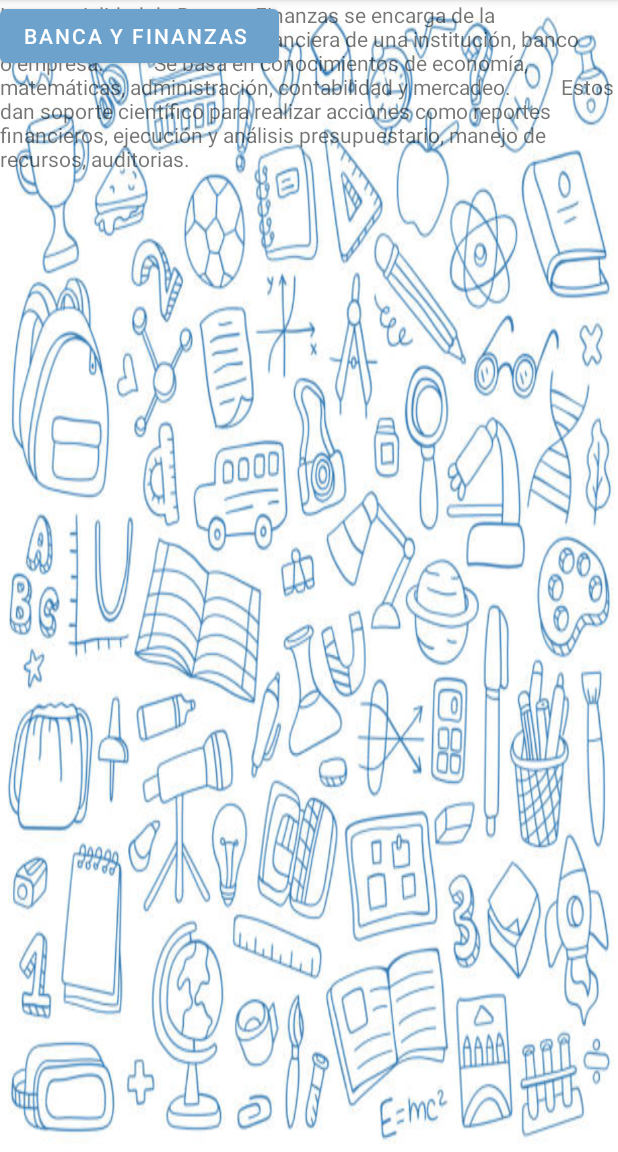
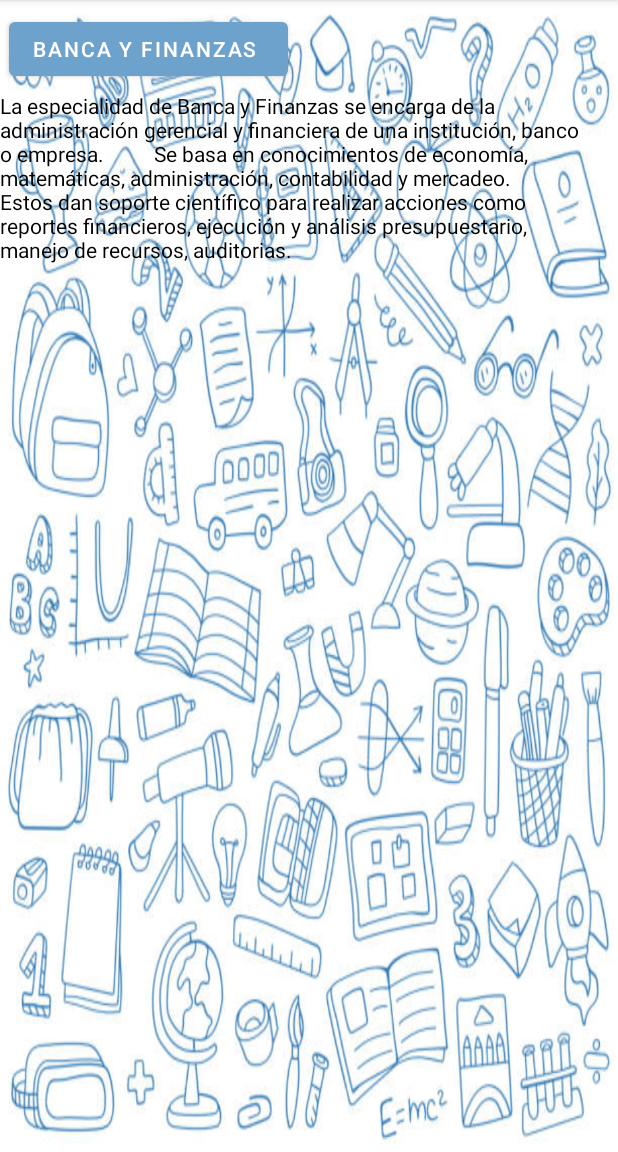
Before and after one commit to NatillaCasera/CTPVazquezDeCoronado, an Android app: the fragment DashboardFragment shown on its own in the app's theme, on a phone screen of 412 x 824 dp, the part 84-1236 px from its top. Run offline under Robolectric (Android 15) with nearby library versions, the phone set to English and light mode, and no system bars.

Commit message:
Boton "Banca y finanzas "actualizado

```diff
--- a/app/src/main/java/com/example/myapplication/ui/dashboard/DashboardFragment.java
+++ b/app/src/main/java/com/example/myapplication/ui/dashboard/DashboardFragment.java
@@ -4,6 +4,7 @@ import android.os.Bundle;
 import android.view.LayoutInflater;
 import android.view.View;
 import android.view.ViewGroup;
+import android.widget.Button;
 import android.widget.TextView;
 
 import androidx.annotation.NonNull;
@@ -24,9 +25,21 @@ public class DashboardFragment extends Fragment {
         binding = FragmentDashboardBinding.inflate(inflater, container, false);
         View root = binding.getRoot();
 
-        final TextView textView = binding.textDashboard;
-        dashboardViewModel.getText().observe(getViewLifecycleOwner(), textView::setText);
+        final Button button = binding.button2;
+        final TextView textView = binding.textView5;
+
+        button.setOnClickListener(new View.OnClickListener() {
+            @Override
+            public void onClick(View v) {
+                if (textView.getVisibility() == View.GONE) {
+                    textView.setVisibility(View.VISIBLE);
+                } else {
+                    textView.setVisibility(View.GONE);
+                }
+            }
+        });
         return root;
+
     }
 
 
--- a/app/src/main/res/layout/fragment_dashboard.xml
+++ b/app/src/main/res/layout/fragment_dashboard.xml
@@ -9,40 +9,29 @@
     tools:ignore="MissingConstraints">
 
 
-    <TextView
-        android:id="@+id/text_dashboard"
-        android:layout_width="match_parent"
-        android:layout_height="wrap_content"
-        android:layout_marginStart="8dp"
-        android:layout_marginTop="8dp"
-        android:layout_marginEnd="8dp"
-        android:textAlignment="center"
-        android:textSize="20sp"
-        app:layout_constraintBottom_toBottomOf="parent"
-        app:layout_constraintEnd_toEndOf="parent"
-        app:layout_constraintHorizontal_bias="0.0"
-        app:layout_constraintStart_toStartOf="parent"
-        app:layout_constraintTop_toTopOf="parent"
-        app:layout_constraintVertical_bias="0.813" />
-
     <Button
         android:id="@+id/button2"
         android:layout_width="wrap_content"
         android:layout_height="wrap_content"
         android:text="Banca y finanzas "
-        tools:layout_editor_absoluteX="20dp"
-        tools:layout_editor_absoluteY="23dp" />
+        app:layout_constraintBottom_toBottomOf="parent"
+        app:layout_constraintEnd_toEndOf="parent"
+        app:layout_constraintHorizontal_bias="0.026"
+        app:layout_constraintStart_toStartOf="parent"
+        app:layout_constraintTop_toTopOf="parent"
+        app:layout_constraintVertical_bias="0.012" />
 
     <TextView
         android:id="@+id/textView5"
-        android:layout_width="wrap_content"
-        android:layout_height="wrap_content"
+        android:layout_width="389dp"
+        android:layout_height="122dp"
+        android:layout_marginTop="4dp"
         android:text="La especialidad de Banca y Finanzas se encarga de la administración gerencial y financiera de una institución, banco o empresa.
          Se basa en conocimientos de economía, matemáticas, administración, contabilidad y mercadeo.
          Estos dan soporte científico para realizar acciones como reportes financieros, ejecución y análisis presupuestario, manejo de recursos, auditorias."
-
-        tools:layout_editor_absoluteX="39dp"
-        tools:layout_editor_absoluteY="81dp" />
+        android:textColor="@color/black"
+        app:layout_constraintTop_toBottomOf="@+id/button2"
+        tools:layout_editor_absoluteX="15dp" />
 
 
 </androidx.constraintlayout.widget.ConstraintLayout>
```
